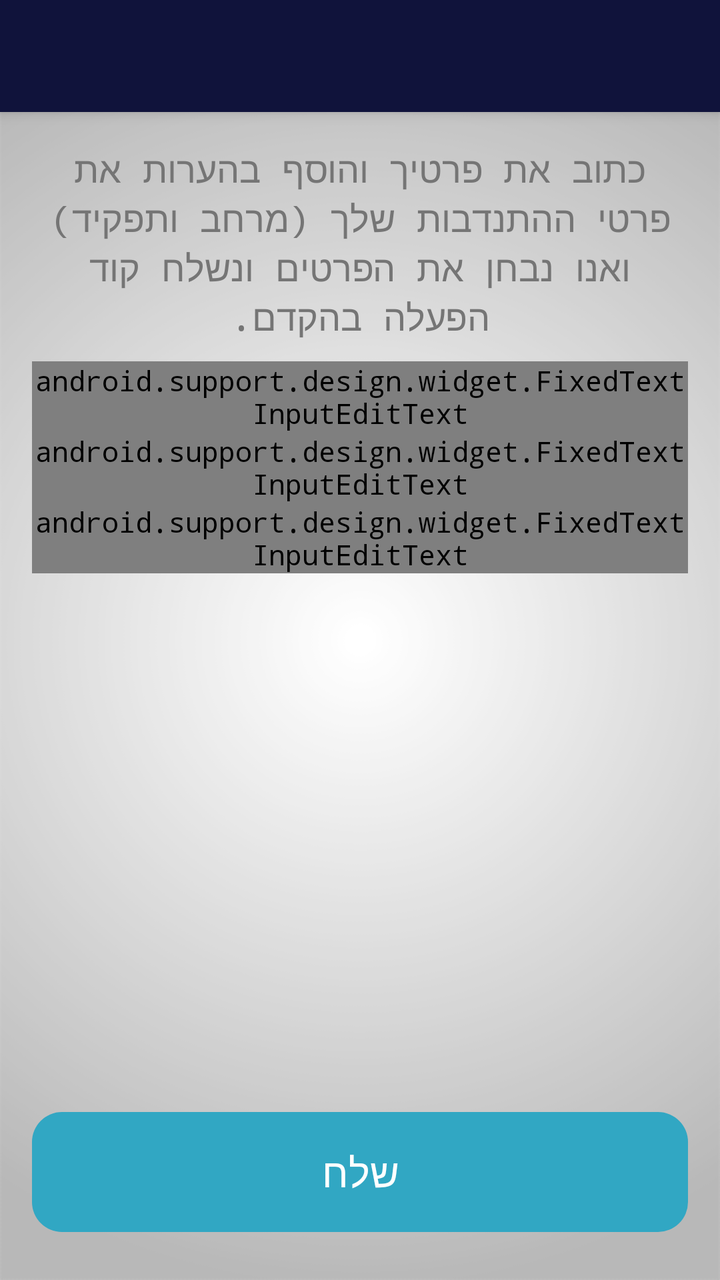
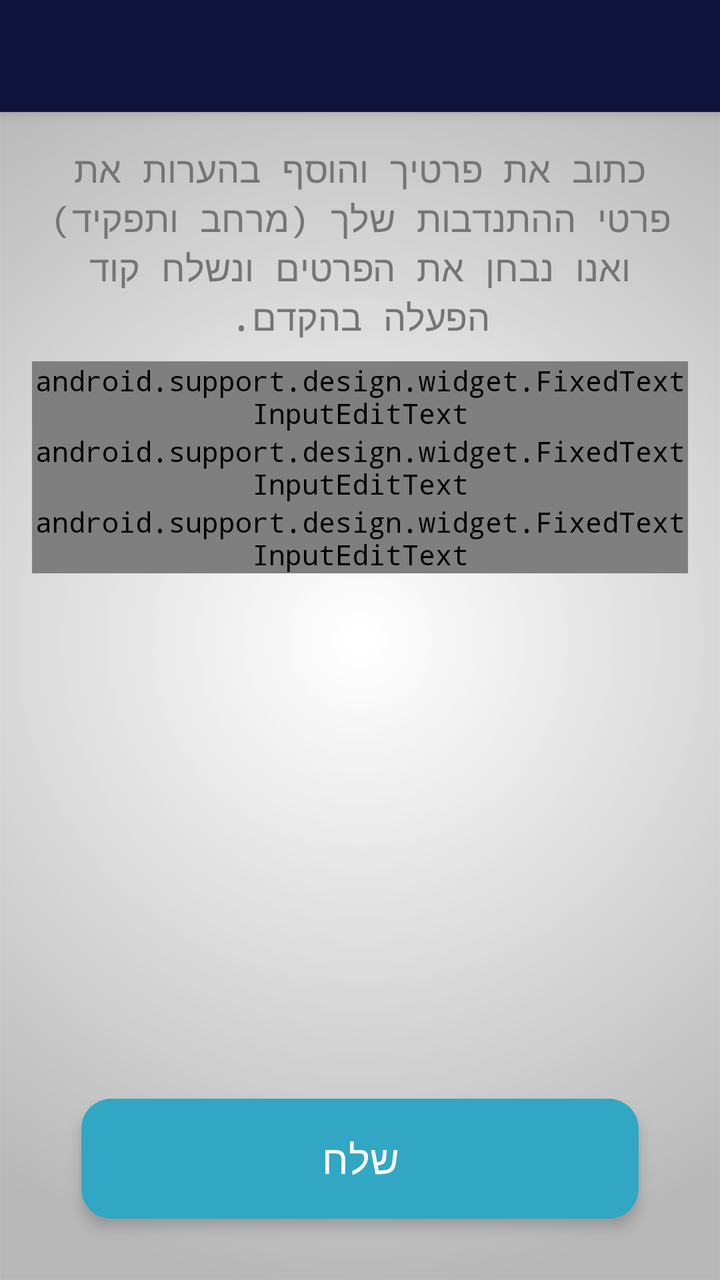

An Android layout rendered at two revisions. The XML below is the earlier revision; the diff shows what the commit changed to produce the second picture.
<!-- AndroidManifest.xml: application theme AppTheme -->
<!-- res/layout/activity_code_request.xml -->
<?xml version="1.0" encoding="utf-8"?>
<android.support.design.widget.CoordinatorLayout xmlns:android="http://schemas.android.com/apk/res/android"
    xmlns:app="http://schemas.android.com/apk/res-auto"
    xmlns:tools="http://schemas.android.com/tools"
    android:layout_width="match_parent"
    android:layout_height="match_parent"
    android:fitsSystemWindows="true"
    android:id="@+id/contactP"
    tools:context="atlow.chemi.mymada.MokedPage">
    <android.support.design.widget.AppBarLayout
        android:layout_width="match_parent"
        android:layout_height="wrap_content"
        android:theme="@style/AppTheme.AppBarOverlay">
        <android.support.v7.widget.Toolbar
            android:id="@+id/toolbar"
            android:layout_width="match_parent"
            android:layout_height="?attr/actionBarSize"
            android:background="?attr/colorPrimary"
            app:layout_scrollFlags="scroll|exitUntilCollapsed"
            app:popupTheme="@style/AppTheme.PopupOverlay" />
    </android.support.design.widget.AppBarLayout>
    <RelativeLayout
        android:layout_width="match_parent"
        android:layout_height="match_parent"
        app:layout_behavior="@string/appbar_scrolling_view_behavior" android:paddingLeft="@dimen/activity_horizontal_margin"
        android:paddingRight="@dimen/activity_horizontal_margin"
        android:paddingTop="@dimen/activity_horizontal_margin"
        android:paddingBottom="@dimen/activity_horizontal_margin">
        <ScrollView
            android:layout_width="match_parent"
            android:layout_height="match_parent"
            android:layoutDirection="ltr"
            android:layout_alignParentTop="true"
            android:layout_above="@+id/sendCR"
            android:layout_marginBottom="8dp"
            android:id="@+id/scM">
            <RelativeLayout xmlns:android="http://schemas.android.com/apk/res/android"
                xmlns:tools="http://schemas.android.com/tools" android:layout_width="match_parent"
                android:id="@+id/cont"
                android:layout_height="wrap_content"
                tools:context="atlow.chemi.mymada.contactActivity">
                <TextView
                    android:layout_width="match_parent"
                    android:layout_height="wrap_content"
                    android:text="@string/codeNote"
                    android:textSize="18sp"
                    android:textColor="@color/materialGrey600"
                    android:gravity="center|top"
                    android:layout_marginBottom="10dp"
                    android:id="@+id/declare"/>
                <android.support.design.widget.TextInputLayout
                    android:id="@+id/codeATIL"
                    android:layout_below="@+id/declare"
                    android:layout_width="match_parent"
                    android:layout_height="wrap_content">
                    <android.support.design.widget.FixedTextInputEditText
                        android:id="@+id/codeA"
                        android:layout_width="match_parent"
                        android:layout_height="wrap_content"
                        android:singleLine="true"
                        android:gravity="start"
                        android:nextFocusDown="@+id/codeN"
                        android:nextFocusForward="@+id/codeN"
                        android:inputType="textEmailAddress"
                        android:hint="@string/from" />
                </android.support.design.widget.TextInputLayout>
                <android.support.design.widget.TextInputLayout
                    android:id="@+id/codeNTIL"
                    android:layout_below="@+id/codeATIL"
                    android:layout_width="match_parent"
                    android:layout_height="wrap_content">
                    <android.support.design.widget.FixedTextInputEditText
                        android:id="@+id/codeN"
                        android:layout_width="match_parent"
                        android:layout_height="wrap_content"
                        android:singleLine="true"
                        android:gravity="start"
                        android:nextFocusDown="@+id/codeT"
                        android:nextFocusForward="@+id/codeT"
                        android:inputType="textAutoComplete"
                        android:hint="@string/name" />
                    </android.support.design.widget.TextInputLayout>
                <android.support.design.widget.TextInputLayout
                    android:id="@+id/codeTTIL"
                    android:layout_below="@+id/codeNTIL"
                    android:layout_width="match_parent"
                    android:layout_height="wrap_content">
                    <android.support.design.widget.FixedTextInputEditText
                        android:id="@+id/codeT"
                        android:layout_width="match_parent"
                        android:layout_height="wrap_content"
                        android:lines="11"
                        android:inputType="textMultiLine"
                        android:hint="@string/note2"
                        android:gravity="top" />
                </android.support.design.widget.TextInputLayout>
            </RelativeLayout>
        </ScrollView>
        <Button
            android:id="@+id/sendCR"
            android:layout_width="match_parent"
            android:layout_height="60dp"
            android:layout_alignParentBottom="true"
            android:layout_centerHorizontal="true"
            android:layout_marginBottom="8dp"
            android:background="@drawable/btns_new"
            android:gravity="center|center_horizontal|center_vertical"
            android:paddingStart="@dimen/activity_horizontal_margin"
            android:paddingEnd="@dimen/activity_horizontal_margin"
            android:text="@string/succ"
            android:textColor="#FFF"
            android:textSize="20sp" />
    </RelativeLayout>
</android.support.design.widget.CoordinatorLayout>
<!-- resources referenced by this layout -->
<resources>
  <color name="materialGrey600">#ff757575</color>
  <dimen name="activity_horizontal_margin">16dp</dimen>
  <!-- drawable btns_new (drawable) -->
  <?xml version="1.0" encoding="utf-8"?>
  <shape xmlns:android="http://schemas.android.com/apk/res/android"
      android:shape="rectangle">
      <corners android:radius="15dp" />
      <solid android:color="@color/ColorNice" />
      <padding
          android:right="0dp"
          android:left="0dp"
          android:bottom="0dp"
          android:top="0dp" />
      <stroke
          android:width="0dp"
          android:color="#1e869f" />
  </shape>
  <string name="codeNote">כתוב את פרטיך והוסף בהערות את פרטי ההתנדבות שלך (מרחב ותפקיד) ואנו נבחן את הפרטים ונשלח קוד הפעלה בהקדם.</string>
  <string name="from">כתובת המייל שלך</string>
  <string name="name">שם</string>
  <string name="note2">יש לציין: תחנת  אם של מד"א, מרחב והכשרה רפואית.</string>
  <string name="succ">שלח</string>
  <style name="AppTheme.AppBarOverlay" parent="ThemeOverlay.AppCompat.Dark.ActionBar" />
  <style name="AppTheme.PopupOverlay" parent="ThemeOverlay.AppCompat.Light" />
  <style name="AppTheme" parent="Theme.AppCompat.Light">
          
          <item name="android:textColor">@color/Black</item>
          <item name="colorPrimary">@color/ColorPrimary</item>
          <item name="colorPrimaryDark">@color/ColorPrimaryDark</item>
          <item name="android:textColorHintInverse">@color/ColorBlue</item>
          <item name="actionBarTheme">@style/ThemeOverlay.AppCompat.Dark.ActionBar</item>
          <item name="buttonStyle">@style/FButton</item>
          <item name="android:buttonStyle">@style/FButton</item>
          <item name="colorAccent">@color/materialGrey300</item>
          
          <item name="android:actionMenuTextColor">@color/Black</item>
          <item name="android:itemBackground">@color/materialGrey300</item>
          <item name="android:textColorSecondary">@color/ColorRedDark</item>
          <item name="android:windowBackground">@drawable/ic_bgg</item>
          <item name="android:typeface">monospace</item>
  
          <item name="android:textColorHint">@color/ColorAqua</item>
          <item name="colorControlNormal">@color/ColorBlue</item>
          <item name="colorControlActivated">@color/ColorAqua</item>
          <item name="colorControlHighlight">@color/ColorAqua</item>
      </style>
  <color name="ColorNice">#31a7c3</color>
  <color name="Black">#000000</color>
  <color name="ColorPrimary">#10133b</color>
  <color name="ColorPrimaryDark">#1a1d4b</color>
  <color name="ColorBlue">#98194853</color>
  <style name="FButton" parent="Theme.AppCompat.Light">
          <item name="colorControlHighlight">@color/ColorBlue</item>
          <item name="android:textColor">@color/ColorAqua</item>
          <item name="android:textSize">20sp</item>
      </style>
  <color name="materialGrey300">#ffe0e0e0</color>
  <color name="ColorRedDark">#6b0000</color>
  <!-- drawable ic_bgg: png bitmap (drawable, 33899 bytes) -->
  <color name="ColorAqua">#32a7c3</color>
</resources>

<!-- the commit's change to res/layout/activity_code_request.xml (unified diff, before → after) -->
@@ -31,7 +31,7 @@
             android:layout_height="match_parent"
             android:layoutDirection="ltr"
             android:layout_alignParentTop="true"
-            android:layout_above="@+id/sendCR"
+            android:layout_above="@+id/code_req_send_card_view"
             android:layout_marginBottom="8dp"
             android:id="@+id/scM">
             <RelativeLayout xmlns:android="http://schemas.android.com/apk/res/android"
@@ -96,13 +96,24 @@
                 </android.support.design.widget.TextInputLayout>
             </RelativeLayout>
         </ScrollView>
+        <android.support.v7.widget.CardView
+            android:id="@+id/code_req_send_card_view"
+            android:layout_width="match_parent"
+            android:layout_height="wrap_content"
+            android:layout_gravity="center"
+            android:layout_alignParentBottom="true"
+            android:layout_centerHorizontal="true"
+            android:layout_marginStart="@dimen/activity_vertical_margin"
+            android:layout_marginEnd="@dimen/activity_vertical_margin"
+            android:layout_marginBottom="4dp"
+            app:cardUseCompatPadding="true"
+            app:cardBackgroundColor="@color/ColorNice"
+            app:cardCornerRadius="15dp"
+            app:cardElevation="4dp">
         <Button
             android:id="@+id/sendCR"
             android:layout_width="match_parent"
             android:layout_height="60dp"
-            android:layout_alignParentBottom="true"
-            android:layout_centerHorizontal="true"
-            android:layout_marginBottom="8dp"
             android:background="@drawable/btns_new"
             android:gravity="center|center_horizontal|center_vertical"
             android:paddingStart="@dimen/activity_horizontal_margin"
@@ -110,5 +121,6 @@
             android:text="@string/succ"
             android:textColor="#FFF"
             android:textSize="20sp" />
+        </android.support.v7.widget.CardView>
     </RelativeLayout>
 </android.support.design.widget.CoordinatorLayout>
<!-- resource entries referenced after the edit -->
@@ -2,6 +2,7 @@
 <resources>
   <color name="materialGrey600">#ff757575</color>
   <dimen name="activity_horizontal_margin">16dp</dimen>
+  <dimen name="activity_vertical_margin">16dp</dimen>
   <!-- drawable btns_new (drawable) -->
   <?xml version="1.0" encoding="utf-8"?>
   <shape xmlns:android="http://schemas.android.com/apk/res/android"
